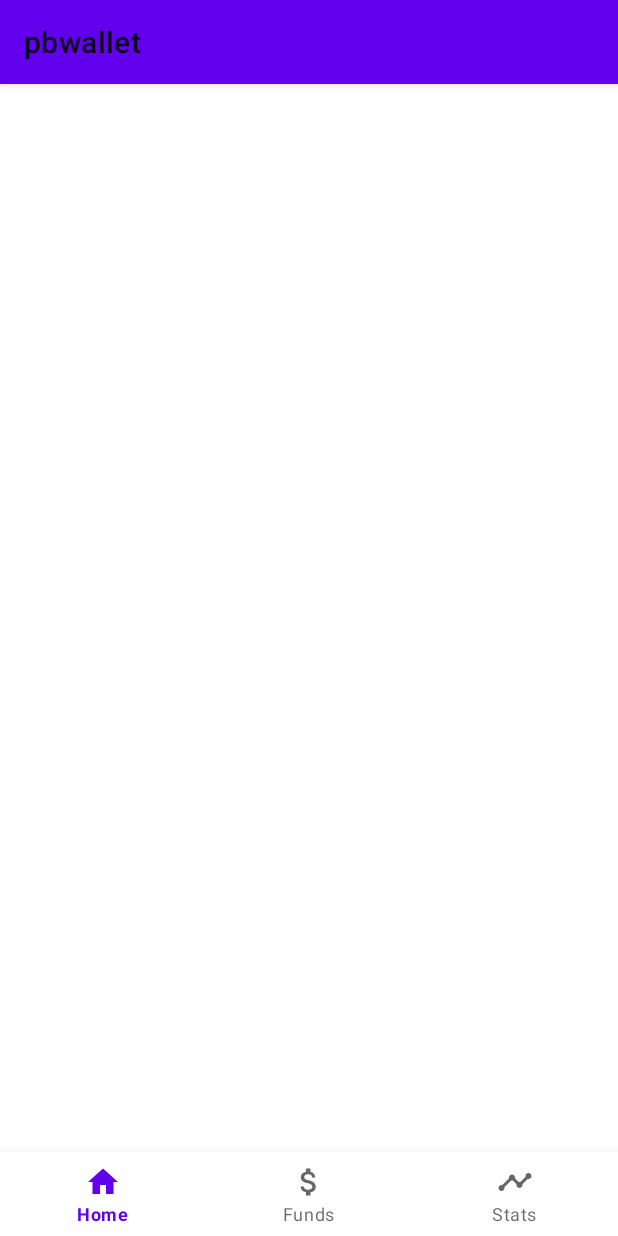
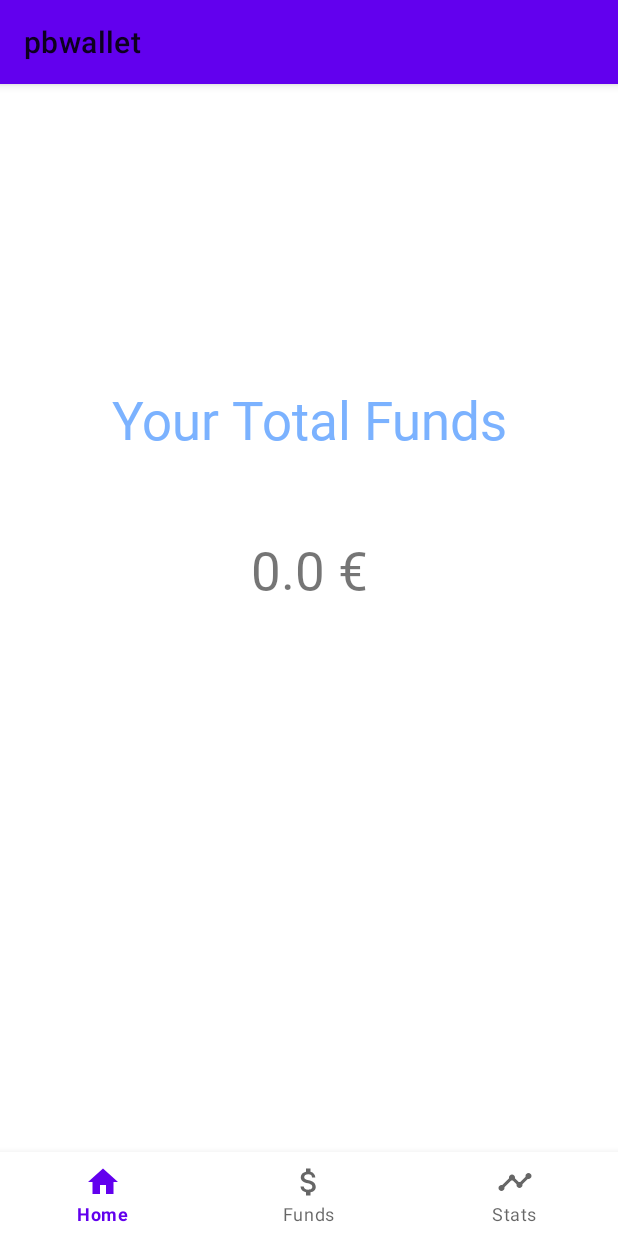
Before and after one commit to lmarzocchetti/pbwallet, an Android app: the HomeActivity screen opened directly, with no data from a screen before it, on a phone screen of 412 x 824 dp. Run offline under Robolectric (Android 15) with nearby library versions, the phone set to English and light mode, and no system bars.

Commit message:
total funds

```diff
--- a/app/src/main/java/com/example/pbwallet/DatabaseBeReader.java
+++ b/app/src/main/java/com/example/pbwallet/DatabaseBeReader.java
@@ -94,6 +94,10 @@ public class DatabaseBeReader {
         return mDb.query("card",null,ricerca+"='"+values+"'",null,null,null,null);
     }
 
+    public Cursor queryCardFull(){
+        return mDb.query("user",null,null,null,null,null,null);
+    }
+
     public Cursor queryTrans(String ricerca, String values){
         return mDb.query("trans",null,ricerca+"='"+values+"'",null,null,null,null);
     }
--- a/app/src/main/java/com/example/pbwallet/HomeActivity.java
+++ b/app/src/main/java/com/example/pbwallet/HomeActivity.java
@@ -19,13 +19,15 @@ import androidx.fragment.app.FragmentActivity;
 import com.google.android.material.bottomnavigation.BottomNavigationView;
 
 public class HomeActivity extends AppCompatActivity {
-    TextView name;
+    TextView name, cash;
 
     @Override
     protected void onCreate(Bundle savedInstanceState) {
         super.onCreate(savedInstanceState);
         setContentView(R.layout.home);
         name = findViewById(R.id.nameandsurname);
+        cash = findViewById(R.id.totalfunds);
+        changeCash();
         changeNameandSur();
 
         BottomNavigationView navbar = findViewById(R.id.nav_bar);
@@ -56,6 +58,21 @@ public class HomeActivity extends AppCompatActivity {
                 }
             };
 
+    public void changeCash(){
+        double totalcash = 0;
+        DatabaseBeReader db = new DatabaseBeReader(this);
+        db.open();
+        Cursor cur = db.queryCardFull();
+        if(cur.moveToFirst()) {
+            while (cur.moveToNext()) {
+                totalcash += cur.getDouble(cur.getColumnIndex("money"));
+            }
+        }
+        db.close();
+        String strcash = new Double(totalcash).toString()+" €";
+        cash.setText(strcash);
+    }
+
     public void changeNameandSur(){
         String nameandsur = null;
         DatabaseBeReader db = new DatabaseBeReader(this);
--- a/app/src/main/res/layout/home.xml
+++ b/app/src/main/res/layout/home.xml
@@ -2,7 +2,8 @@
 <RelativeLayout xmlns:android="http://schemas.android.com/apk/res/android"
     xmlns:app="http://schemas.android.com/apk/res-auto"
     android:layout_width="match_parent"
-    android:layout_height="match_parent">
+    android:layout_height="match_parent"
+    android:orientation="vertical">
 
     <FrameLayout
         android:id="@+id/nav_frameLayout"
@@ -19,8 +20,30 @@
         android:hint=""
         android:fontFamily="@font/cocon_regular"
         android:textSize="15sp"
+        android:textColorHint="@color/grigio"
+        android:gravity="center_horizontal"/>
+
+    <TextView
+        android:id="@+id/TXtotalfunds"
+        android:layout_width="match_parent"
+        android:layout_height="wrap_content"
+        android:layout_marginTop="200dp"
+        android:hint="Your Total Funds"
+        android:fontFamily="@font/cocon_regular"
+        android:textSize="35sp"
         android:textColorHint="@color/celeste"
-        android:gravity="center_horizontal"/>
+        android:gravity="center_horizontal" />
+
+    <TextView
+        android:id="@+id/totalfunds"
+        android:layout_width="match_parent"
+        android:layout_height="wrap_content"
+        android:layout_marginTop="300dp"
+        android:hint=""
+        android:fontFamily="@font/cocon_regular"
+        android:textSize="35sp"
+        android:textColorHint="@color/grigio"
+        android:gravity="center_horizontal" />
 
     <com.google.android.material.bottomnavigation.BottomNavigationView
         android:id="@+id/nav_bar"
```
